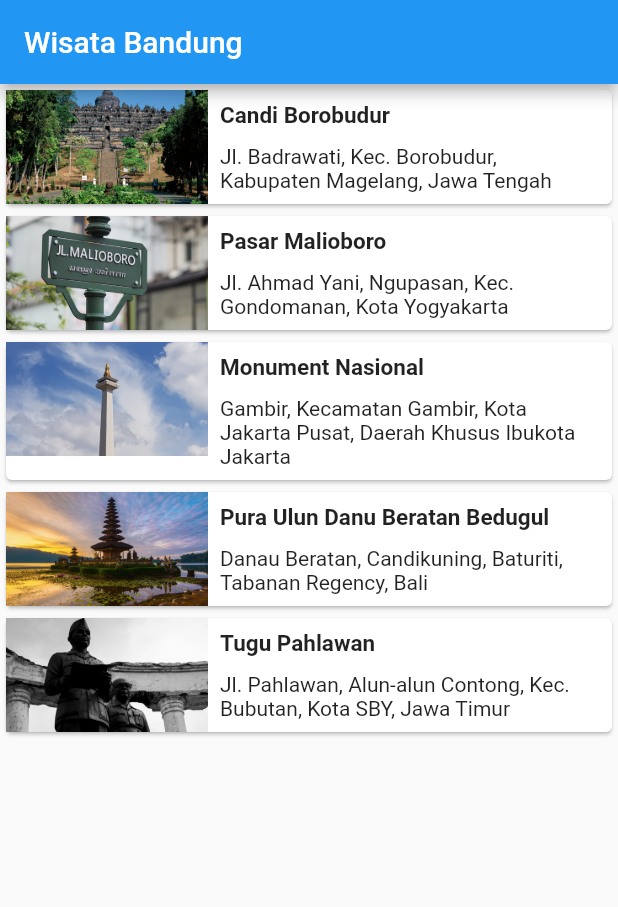
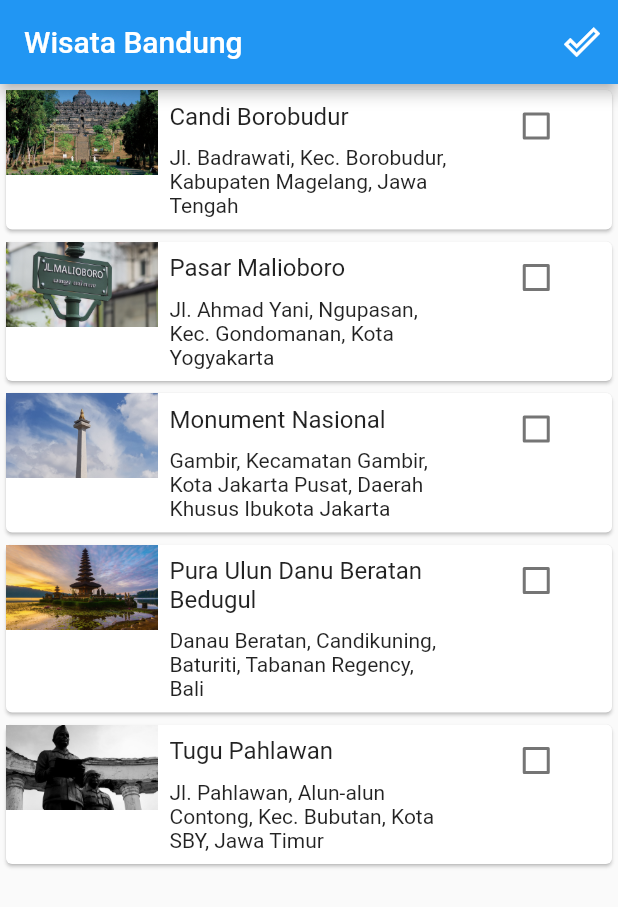
Before and after one commit to AinulM02/flutter_layout, a Flutter app: the screen it shows after launch, on a phone screen of 412 x 824 dp. Shown: the top 907 px of the screen. Run offline on Flutter 3.47's test engine with Material 2 defaults, Android fonts, the phone set to English and light mode, and no system bars.

Commit message:
prak_4_percobaan1

```diff
--- a/lib/main.dart
+++ b/lib/main.dart
@@ -26,7 +26,7 @@ class MyApp extends StatelessWidget {
         // is not restarted.
         primarySwatch: Colors.blue,
       ),
-      home: const MainScreen(),
+      home: MainScreen(),
     );
   }
 }
--- a/lib/main_screen.dart
+++ b/lib/main_screen.dart
@@ -1,66 +1,40 @@
 import 'package:flutter/material.dart';
+import 'package:flutter_layout/model/done_tourism_list.dart';
 import 'package:flutter_layout/model/tourism_place.dart';
+import 'package:flutter_layout/model/tourism_list.dart';
 
-import 'detail_screen.dart';
+class MainScreen extends StatefulWidget {
+  MainScreen({Key? key}) : super(key: key);
 
-class MainScreen extends StatelessWidget {
-  const MainScreen({Key? key}) : super(key: key);
+  @override
+  _MainScreenState createState() => _MainScreenState();
+}
+
+class _MainScreenState extends State<MainScreen> {
+  final List<TourismPlace> doneTourismPlaceList = [];
 
   @override
   Widget build(BuildContext context) {
     return Scaffold(
       appBar: AppBar(
         title: const Text('Wisata Bandung'),
+        actions: <Widget>[
+          IconButton(
+            icon: const Icon(Icons.done_outline),
+            onPressed: () {
+              Navigator.push(
+                context,
+                MaterialPageRoute(builder: (context) {
+                  return DoneTourismList(
+                    doneTourismPlaceList: doneTourismPlaceList,
+                  );
+                }),
+              );
+            },
+          ),
+        ],
       ),
-      body: ListView.builder(
-        itemBuilder: (context, index) {
-          final TourismPlace place = tourismPlaceList[index];
-          return InkWell(
-            onTap: () {
-              Navigator.push(context, MaterialPageRoute(builder: (context) {
-                return DetailScreen(place: place);
-              }));
-            },
-            child: listItem(place),
-          );
-        },
-        itemCount: tourismPlaceList.length,
-      ),
+      body: TourismList(doneTourismPlaceList: doneTourismPlaceList),
     );
   }
 }
-
-Widget listItem(TourismPlace place) {
-  return Card(
-    child: Row(
-      crossAxisAlignment: CrossAxisAlignment.start,
-      children: <Widget>[
-        Expanded(
-          flex: 1,
-          child: Image.asset(place.imageAsset),
-        ),
-        Expanded(
-          flex: 2,
-          child: Padding(
-            padding: const EdgeInsets.all(8.0),
-            child: Column(
-              crossAxisAlignment: CrossAxisAlignment.start,
-              mainAxisSize: MainAxisSize.min,
-              children: <Widget>[
-                Text(
-                  place.name,
-                  style: const TextStyle(fontSize:15.0,
-                  fontWeight: FontWeight.bold,),
-                ),
-                const SizedBox(
-                  height: 10,
-                ),
-                Text(place.location),
-              ],
-            ),
-          ),
-        ),
-      ],
-    ),
-  );
-}
--- /dev/null
+++ b/lib/model/done_tourism_list.dart
@@ -0,0 +1,37 @@
+import 'package:flutter/material.dart';
+import 'package:flutter_layout/model/tourism_place.dart';
+
+class DoneTourismList extends StatelessWidget {
+  final List<TourismPlace> doneTourismPlaceList;
+  const DoneTourismList({Key? key, required this.doneTourismPlaceList})
+      : super(key: key);
+
+  @override
+  Widget build(BuildContext context) {
+    return Scaffold(
+      appBar: AppBar(
+        title:  const Text("Wisata Telah dikunjungi"),
+      ),
+      body: ListView.builder(
+        itemBuilder: (context, index) {
+          final TourismPlace place = doneTourismPlaceList[index];
+          return Card(
+            color: Colors.white60,
+            child: Row(
+              crossAxisAlignment: CrossAxisAlignment.center,
+              mainAxisAlignment: MainAxisAlignment.spaceBetween,
+              children: <Widget>[
+                Text(
+                  place.name,
+                  style: const TextStyle(fontSize: 16.0),
+                ),
+                const Icon(Icons.done_outline),
+              ],
+            ),
+          );
+        },
+        itemCount: doneTourismPlaceList.length,
+      ),
+    );
+  }
+}
--- /dev/null
+++ b/lib/model/list_item.dart
@@ -0,0 +1,56 @@
+import 'package:flutter/material.dart';
+import 'package:flutter_layout/model/tourism_place.dart';
+
+class ListItem extends StatelessWidget {
+  final TourismPlace place;
+  final bool isDone;
+  final Function(bool? value) onCheckboxClick;
+
+  const ListItem(
+      {required this.place,
+      required this.isDone,
+      required this.onCheckboxClick});
+
+  @override
+  Widget build(BuildContext context) {
+    return Card(
+      color: isDone ? Colors.white60 : Colors.white,
+      child: Row(
+        crossAxisAlignment: CrossAxisAlignment.start,
+        children: <Widget>[
+          Expanded(
+            flex: 1,
+            child: Image.asset(place.imageAsset),
+          ),
+          Expanded(
+            flex: 2,
+            child: Padding(
+              padding: const EdgeInsets.all(8.0),
+              child: Column(
+                crossAxisAlignment: CrossAxisAlignment.start,
+                mainAxisSize: MainAxisSize.min,
+                children: <Widget>[
+                  Text(
+                    place.name,
+                    style: const TextStyle(fontSize: 16.0),
+                  ),
+                  const SizedBox(
+                    height: 10,
+                  ),
+                  Text(place.location),
+                ],
+              ),
+            ),
+          ),
+          Expanded(
+            flex: 1,
+            child: Checkbox(
+              value: this.isDone,
+              onChanged: this.onCheckboxClick,
+            ),
+          ),
+        ],
+      ),
+    );
+  }
+}
--- /dev/null
+++ b/lib/model/tourism_list.dart
@@ -0,0 +1,124 @@
+import 'package:flutter/material.dart';
+import 'package:flutter_layout/detail_screen.dart';
+import 'package:flutter_layout/model/list_item.dart';
+import 'package:flutter_layout/model/tourism_place.dart';
+
+class TourismList extends StatefulWidget {
+  final List<TourismPlace> doneTourismPlaceList;
+
+  const TourismList({Key? key, required this.doneTourismPlaceList})
+      : super(key: key);
+
+  @override
+  _TourismListState createState() => _TourismListState(doneTourismPlaceList);
+}
+
+class _TourismListState extends State<TourismList> {
+  final List<TourismPlace> doneTourismPlaceList;
+  final List<TourismPlace> tourismPlaceList = [
+    TourismPlace(
+        name: 'Candi Borobudur',
+        location:
+            'Jl. Badrawati, Kec. Borobudur, Kabupaten Magelang, Jawa Tengah',
+        imageAsset: 'assets/images/boro_1.jpg',
+        deskrisi:
+            'Borobudur adalah sebuah candi Buddha yang terletak di Borobudur, Magelang, Jawa Tengah, Indonesia. Candi ini terletak kurang lebih 100 km di sebelah barat daya Semarang, 86 km di sebelah barat Surakarta, dan 40 km di sebelah barat laut Yogyakarta.',
+        waktu: '07:30 - 16:00',
+        hari: 'Open Everyday',
+        tiket: 'Rp 20,000',
+        galeri: [
+          'assets/images/boro_2.jpg',
+          'assets/images/boro_3.jpg',
+          'assets/images/boro_4.jpg',
+        ]),
+    TourismPlace(
+        name: 'Pasar Malioboro',
+        location: 'Jl. Ahmad Yani, Ngupasan, Kec. Gondomanan, Kota Yogyakarta',
+        imageAsset: 'assets/images/mali_1.jpg',
+        deskrisi:
+            'Pasar Sore Malioboro merupakan pasar yang menjual oleh-oleh khas Jogja. Pasar tersebut menyediakan berbagai kebutuhan wisatawan dengan harga yang murah.',
+        waktu: '17:00 - 21:00',
+        hari: 'Open Everyday',
+        tiket: 'Free',
+        galeri: [
+          'assets/images/mali_2.jpg',
+          'assets/images/mali_3.jpg',
+          'assets/images/mali_4.jpg',
+        ]),
+    TourismPlace(
+        name: 'Monument Nasional',
+        location:
+            'Gambir, Kecamatan Gambir, Kota Jakarta Pusat, Daerah Khusus Ibukota Jakarta',
+        imageAsset: 'assets/images/monas_3.jpg',
+        deskrisi:
+            'Monumen Nasional atau yang disingkat dengan Monas atau Tugu Monas adalah monumen peringatan setinggi 132 meter yang didirikan untuk mengenang perlawanan dan perjuangan rakyat Indonesia untuk merebut kemerdekaan dari pemerintahan kolonial Hindia Belanda.',
+        waktu: '08:00 - 22:00',
+        hari: 'Open Everyday',
+        tiket: 'Rp 25,000',
+        galeri: [
+          'assets/images/monas_1.jpg',
+          'assets/images/monas_2.jpg',
+          'assets/images/monas_4.jpg',
+        ]),
+    TourismPlace(
+        name: 'Pura Ulun Danu Beratan Bedugul',
+        location: 'Danau Beratan, Candikuning, Baturiti, Tabanan Regency, Bali',
+        imageAsset: 'assets/images/pagoda_2.jpg',
+        deskrisi:
+            'Pura Ulun Danu Bratan, Pura Ulun Danu Beratan atau Bratan Pura merupakan sebuah pura dan candi air besar di Bali, Indonesia - candi utama air lainnya menjadi Pura Ulun Danu Batur. Kompleks candi ini terletak di tepi barat laut Danau Bratan di pegunungan dekat Bedugul, Kabupaten Tabanan.',
+        waktu: '07:00 - 19:00',
+        hari: 'Open Everyday',
+        tiket: 'Rp 40,000',
+        galeri: [
+          'assets/images/pagoda_1.jpg',
+          'assets/images/pagoda_3.jpg',
+          'assets/images/pagoda_4.jpg',
+        ]),
+    TourismPlace(
+        name: 'Tugu Pahlawan',
+        location:
+            'Jl. Pahlawan, Alun-alun Contong, Kec. Bubutan, Kota SBY, Jawa Timur',
+        imageAsset: 'assets/images/tugu_2.jpg',
+        deskrisi:
+            'Tugu Pahlawan adalah sebuah monumen yang menjadi markah tanah Kota Surabaya. Tinggi monumen ini adalah 41,15 meter dan berbentuk lingga atau paku terbalik. Tubuh monumen berbentuk lengkungan-lengkungan sebanyak 10 lengkungan, dan terbagi atas 11 ruas.',
+        waktu: '08:00 - 15:00',
+        hari: 'Open Everyday',
+        tiket: 'Rp 80,000',
+        galeri: [
+          'assets/images/tugu_1.jpg',
+          'assets/images/tugu_3.jpg',
+          'assets/images/tugu_4.jpg',
+        ]),
+  ];
+  _TourismListState(this.doneTourismPlaceList);
+
+  @override
+  Widget build(BuildContext context) {
+    return ListView.builder(
+      itemBuilder: (context, index) {
+        final TourismPlace place = tourismPlaceList[index];
+        return InkWell(
+          onTap: () {
+            Navigator.push(context, MaterialPageRoute(builder: (context) {
+              return DetailScreen(place: place);
+            }));
+          },
+          child: ListItem(
+            place: place,
+            isDone: doneTourismPlaceList.contains(place),
+            onCheckboxClick: (bool? value) {
+              setState(() {
+                if (value != null) {
+                  value
+                      ? doneTourismPlaceList.add(place)
+                      : doneTourismPlaceList.add(place);
+                }
+              });
+            },
+          ),
+        );
+      },
+      itemCount: tourismPlaceList.length,
+    );
+  }
+}
--- a/lib/model/tourism_place.dart
+++ b/lib/model/tourism_place.dart
@@ -21,69 +21,5 @@ class TourismPlace {
 }
 
 var tourismPlaceList = [
-  TourismPlace(
-      name: 'Candi Borobudur',
-      location: 'Jl. Badrawati, Kec. Borobudur, Kabupaten Magelang, Jawa Tengah',
-      imageAsset: 'assets/images/boro_1.jpg',
-      deskrisi: 'Borobudur adalah sebuah candi Buddha yang terletak di Borobudur, Magelang, Jawa Tengah, Indonesia. Candi ini terletak kurang lebih 100 km di sebelah barat daya Semarang, 86 km di sebelah barat Surakarta, dan 40 km di sebelah barat laut Yogyakarta.',
-      waktu: '07:30 - 16:00',
-      hari: 'Open Everyday',
-      tiket: 'Rp 20,000',
-      galeri: [
-        'assets/images/boro_2.jpg',
-        'assets/images/boro_3.jpg',
-        'assets/images/boro_4.jpg',
-        ]),
-  TourismPlace(
-      name: 'Pasar Malioboro',
-      location: 'Jl. Ahmad Yani, Ngupasan, Kec. Gondomanan, Kota Yogyakarta',
-      imageAsset: 'assets/images/mali_1.jpg',
-      deskrisi: 'Pasar Sore Malioboro merupakan pasar yang menjual oleh-oleh khas Jogja. Pasar tersebut menyediakan berbagai kebutuhan wisatawan dengan harga yang murah.',
-      waktu: '17:00 - 21:00',
-      hari: 'Open Everyday',
-      tiket: 'Free',
-      galeri: [
-        'assets/images/mali_2.jpg',
-        'assets/images/mali_3.jpg',
-        'assets/images/mali_4.jpg',
-      ]),
-  TourismPlace(
-      name: 'Monument Nasional',
-      location: 'Gambir, Kecamatan Gambir, Kota Jakarta Pusat, Daerah Khusus Ibukota Jakarta',
-      imageAsset: 'assets/images/monas_3.jpg',
-      deskrisi: 'Monumen Nasional atau yang disingkat dengan Monas atau Tugu Monas adalah monumen peringatan setinggi 132 meter yang didirikan untuk mengenang perlawanan dan perjuangan rakyat Indonesia untuk merebut kemerdekaan dari pemerintahan kolonial Hindia Belanda.',
-      waktu: '08:00 - 22:00',
-      hari: 'Open Everyday',
-      tiket: 'Rp 25,000',
-      galeri: [
-        'assets/images/monas_1.jpg',
-        'assets/images/monas_2.jpg',
-        'assets/images/monas_4.jpg',
-      ]),
-  TourismPlace(
-      name: 'Pura Ulun Danu Beratan Bedugul',
-      location: 'Danau Beratan, Candikuning, Baturiti, Tabanan Regency, Bali',
-      imageAsset: 'assets/images/pagoda_2.jpg',
-      deskrisi: 'Pura Ulun Danu Bratan, Pura Ulun Danu Beratan atau Bratan Pura merupakan sebuah pura dan candi air besar di Bali, Indonesia - candi utama air lainnya menjadi Pura Ulun Danu Batur. Kompleks candi ini terletak di tepi barat laut Danau Bratan di pegunungan dekat Bedugul, Kabupaten Tabanan.',
-      waktu: '07:00 - 19:00',
-      hari: 'Open Everyday',
-      tiket: 'Rp 40,000',
-      galeri: [
-        'assets/images/pagoda_1.jpg',
-        'assets/images/pagoda_3.jpg',
-        'assets/images/pagoda_4.jpg',
-      ]),
-  TourismPlace(
-      name: 'Tugu Pahlawan',
-      location: 'Jl. Pahlawan, Alun-alun Contong, Kec. Bubutan, Kota SBY, Jawa Timur',
-      imageAsset: 'assets/images/tugu_2.jpg',
-      deskrisi: 'Tugu Pahlawan adalah sebuah monumen yang menjadi markah tanah Kota Surabaya. Tinggi monumen ini adalah 41,15 meter dan berbentuk lingga atau paku terbalik. Tubuh monumen berbentuk lengkungan-lengkungan sebanyak 10 lengkungan, dan terbagi atas 11 ruas.',
-      waktu: '08:00 - 15:00',
-      hari: 'Open Everyday',
-      tiket: 'Rp 80,000',
-      galeri: [
-        'assets/images/tugu_1.jpg',
-        'assets/images/tugu_3.jpg',
-        'assets/images/tugu_4.jpg',
-      ]),
+
 ];
```
